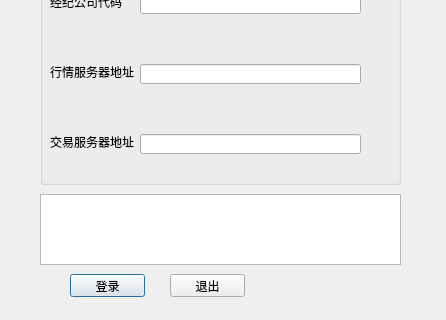
Old version of the form src/core/logindialog.ui in the repository JinnTao/Otc_trade; both pictures show x 0 to 446 and y 256 to 576 of the 446 by 576 pixel window.
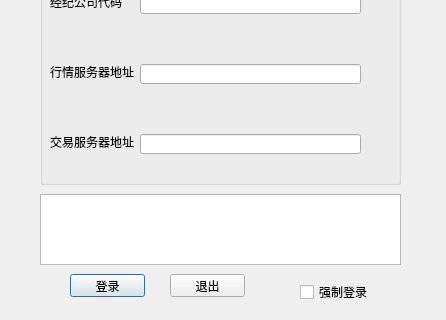
New version of the form.

```diff
--- a/src/core/logindialog.ui
+++ b/src/core/logindialog.ui
@@ -205,8 +205,21 @@
                 </rect>
             </property>
         </widget>
-    </widget>
-    <layoutdefault    spacing="6"    margin="11"/>
+  <widget class="QCheckBox" name="forceCheckBox">
+   <property name="geometry">
+    <rect>
+     <x>300</x>
+     <y>540</y>
+     <width>71</width>
+     <height>16</height>
+    </rect>
+   </property>
+   <property name="text">
+    <string>强制登录</string>
+   </property>
+  </widget>
+ </widget>
+ <layoutdefault spacing="6" margin="11"/>
     <resources/>
     <connections>
         <connection>
```
Left out of the diff: 98 changed lines with no effect on the pictures. Lines whose indentation alone changed are shown as unchanged.
